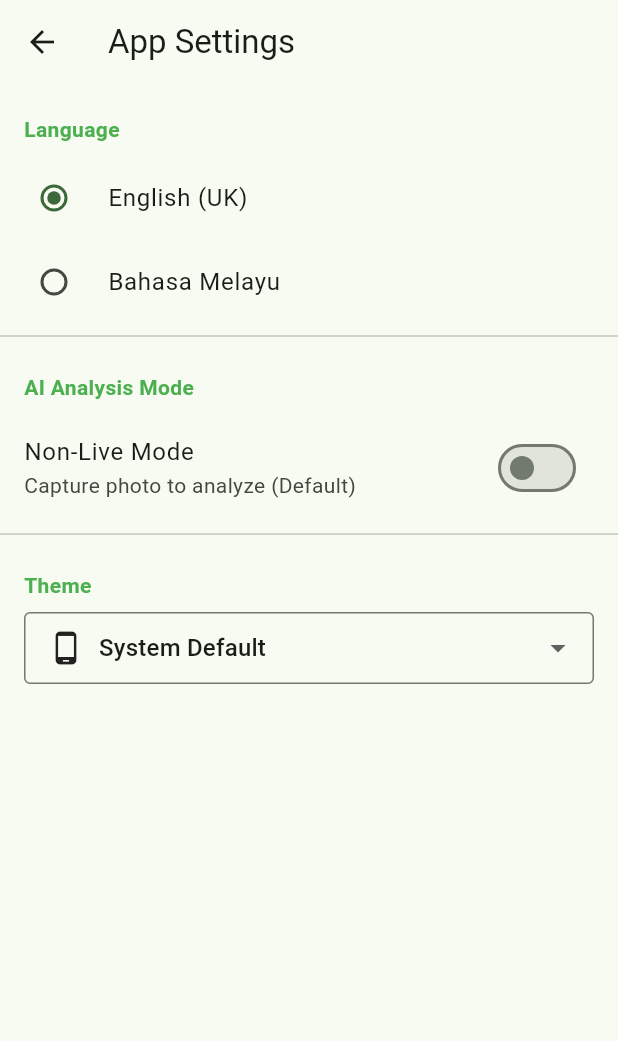
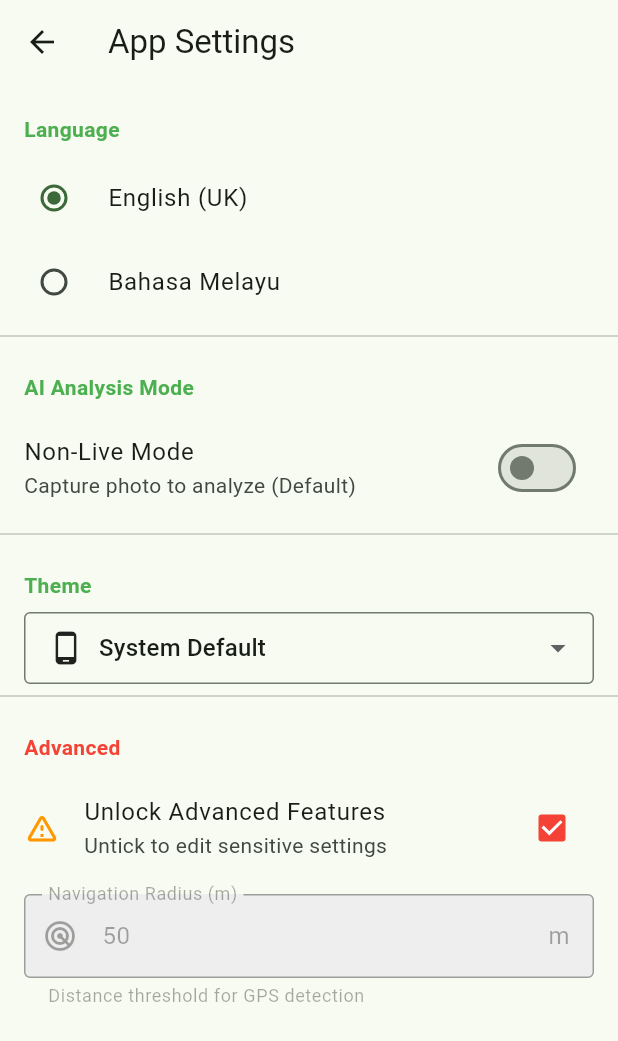
Before and after one commit to lkaixian/greenmalaysia, a Flutter app: the AppSettingsPage screen opened directly, on a phone screen of 412 x 824 dp. Shown: the top 1041 px of the screen. Run offline on Flutter 3.47's test engine with Material 3 defaults, Android fonts, the phone set to English and light mode, and no system bars; our stand-ins replace cloud_firestore, firebase_auth, firebase_core, flutter_dotenv, font_awesome_flutter, google_sign_in and 2 more; missing offline and left inert: mailer; accounts and stored records are empty.

Commit message:
Alpha 0.0.2.1

```diff
--- a/lib/app_settings.dart
+++ b/lib/app_settings.dart
@@ -1,31 +1,46 @@
 import 'package:flutter/material.dart';
+import 'package:flutter/services.dart'; // Required for number input
 import 'package:greenmalaysia/services/settings_service.dart';
-import 'package:greenmalaysia/l10n/app_localizations.dart'; // Import L10n
+import 'package:greenmalaysia/l10n/app_localizations.dart';
 
-class AppSettingsPage extends StatelessWidget {
+class AppSettingsPage extends StatefulWidget {
   const AppSettingsPage({super.key});
 
   @override
+  State<AppSettingsPage> createState() => _AppSettingsPageState();
+}
+
+class _AppSettingsPageState extends State<AppSettingsPage> {
+  // Local state for safety lock
+  bool _isLocked = true;
+  final TextEditingController _radiusController = TextEditingController();
+
+  @override
+  void initState() {
+    super.initState();
+    // Load current radius into controller
+    final settings = SettingsService();
+    _radiusController.text = settings.navRadius.toString();
+  }
+
+  @override
   Widget build(BuildContext context) {
-    // Access the settings singleton
     final settings = SettingsService();
 
-    // Use ListenableBuilder to rebuild JUST this page when settings change
     return ListenableBuilder(
       listenable: settings,
       builder: (context, child) {
-        // Initialize Localization helper
         final l10n = AppLocalizations.of(context)!;
 
         return Scaffold(
-          appBar: AppBar(title: Text(l10n.settingsTitle)), // Localized
+          appBar: AppBar(title: Text(l10n.settingsTitle)),
           body: ListView(
             children: [
               // 1. LANGUAGE OPTION
               Padding(
                 padding: const EdgeInsets.fromLTRB(16, 20, 16, 8),
                 child: Text(
-                  l10n.language, // Localized
+                  l10n.language,
                   style: const TextStyle(
                     fontWeight: FontWeight.bold,
                     color: Colors.green,
@@ -33,26 +48,27 @@ class AppSettingsPage extends StatelessWidget {
                 ),
               ),
               RadioListTile<String>(
-                title: Text(l10n.englishUK), // Localized
+                title: Text(l10n.englishUK),
                 value: 'en',
                 groupValue: settings.locale.languageCode,
                 onChanged: (val) =>
                     settings.updateLocale(const Locale('en', 'GB')),
               ),
               RadioListTile<String>(
-                title: Text(l10n.bahasaMelayu), // Localized
+                title: Text(l10n.bahasaMelayu),
                 value: 'ms',
                 groupValue: settings.locale.languageCode,
                 onChanged: (val) =>
                     settings.updateLocale(const Locale('ms', '')),
               ),
 
-              const Divider(), // ----------------------------------
+              const Divider(),
+
               // 2. AI ANALYSIS OPTION
               Padding(
                 padding: const EdgeInsets.fromLTRB(16, 16, 16, 8),
                 child: Text(
-                  l10n.aiAnalysisMode, // Localized
+                  l10n.aiAnalysisMode,
                   style: const TextStyle(
                     fontWeight: FontWeight.bold,
                     color: Colors.green,
@@ -61,33 +77,30 @@ class AppSettingsPage extends StatelessWidget {
               ),
               SwitchListTile(
                 title: Text(
-                  settings.isAiLiveMode
-                      ? l10n.liveMode
-                      : l10n.nonLiveMode, // Localized
+                  settings.isAiLiveMode ? l10n.liveMode : l10n.nonLiveMode,
                 ),
                 subtitle: Text(
                   settings.isAiLiveMode
                       ? l10n.liveModeSubtitle
-                      : l10n.nonLiveModeSubtitle, // Localized
+                      : l10n.nonLiveModeSubtitle,
                 ),
                 value: settings.isAiLiveMode,
                 onChanged: (val) => settings.updateAiMode(val),
               ),
 
-              const Divider(), // ----------------------------------
+              const Divider(),
+
               // 3. THEME OPTION
               Padding(
                 padding: const EdgeInsets.fromLTRB(16, 16, 16, 8),
                 child: Text(
-                  l10n.theme, // Localized
+                  l10n.theme,
                   style: const TextStyle(
                     fontWeight: FontWeight.bold,
                     color: Colors.green,
                   ),
                 ),
               ),
-
-              // Dropdown for Theme
               Padding(
                 padding: const EdgeInsets.symmetric(horizontal: 16.0),
                 child: DropdownButtonFormField<ThemeMode>(
@@ -106,7 +119,7 @@ class AppSettingsPage extends StatelessWidget {
                         children: [
                           const Icon(Icons.phone_android),
                           const SizedBox(width: 10),
-                          Text(l10n.systemDefault), // Localized
+                          Text(l10n.systemDefault),
                         ],
                       ),
                     ),
@@ -116,7 +129,7 @@ class AppSettingsPage extends StatelessWidget {
                         children: [
                           const Icon(Icons.light_mode),
                           const SizedBox(width: 10),
-                          Text(l10n.lightMode), // Localized
+                          Text(l10n.lightMode),
                         ],
                       ),
                     ),
@@ -126,7 +139,7 @@ class AppSettingsPage extends StatelessWidget {
                         children: [
                           const Icon(Icons.dark_mode),
                           const SizedBox(width: 10),
-                          Text(l10n.darkMode), // Localized
+                          Text(l10n.darkMode),
                         ],
                       ),
                     ),
@@ -136,6 +149,71 @@ class AppSettingsPage extends StatelessWidget {
                   },
                 ),
               ),
+
+              const Divider(),
+
+              // 4. ADVANCED SECTION (NEW)
+              Padding(
+                padding: const EdgeInsets.fromLTRB(16, 16, 16, 8),
+                child: Text(
+                  l10n.advanced, // Localized "Advanced"
+                  style: const TextStyle(
+                    fontWeight: FontWeight.bold,
+                    color: Colors.red, // Red to indicate caution
+                  ),
+                ),
+              ),
+
+              // A. Safety Toggle
+              CheckboxListTile(
+                secondary: const Icon(
+                  Icons.warning_amber_rounded,
+                  color: Colors.orange,
+                ),
+                title: Text(l10n.unlockAdvanced), // "Unlock Advanced Features"
+                subtitle: const Text("Untick to edit sensitive settings"),
+                value: _isLocked, // Ticked = Locked
+                activeColor: Colors.red,
+                onChanged: (bool? value) {
+                  setState(() {
+                    _isLocked = value ?? true;
+                  });
+                },
+              ),
+
+              // B. Radius Input
+              Padding(
+                padding: const EdgeInsets.symmetric(
+                  horizontal: 16.0,
+                  vertical: 8.0,
+                ),
+                child: TextField(
+                  controller: _radiusController,
+                  enabled: !_isLocked, // Disable if locked
+                  keyboardType: TextInputType.number,
+                  inputFormatters: [FilteringTextInputFormatter.digitsOnly],
+                  decoration: InputDecoration(
+                    labelText: l10n.radiusSet, // "Navigation Radius (m)"
+                    helperText: l10n.radiusHelp, // "Distance threshold..."
+                    suffixText: "m",
+                    border: const OutlineInputBorder(),
+                    filled: true,
+                    // Grey out background if locked
+                    fillColor: _isLocked ? Colors.grey[200] : null,
+                    prefixIcon: const Icon(Icons.radar),
+                  ),
+                  onChanged: (value) {
+                    if (value.isNotEmpty) {
+                      int? newVal = int.tryParse(value);
+                      if (newVal != null) {
+                        settings.updateNavRadius(newVal);
+                      }
+                    }
+                  },
+                ),
+              ),
+
+              const SizedBox(height: 50),
             ],
           ),
         );
--- a/lib/l10n/app_en.arb
+++ b/lib/l10n/app_en.arb
@@ -172,5 +172,10 @@
     "resetPasswordDesc": "Enter your email address. We will send you a link to create a new password.",
     "sendResetLink": "Send Reset Link",
     "resetEmailSent": "Reset link sent! Check your email.",
-    "cancel": "Cancel"
+    "cancel": "Cancel",
+
+    "advanced": "Advanced",
+    "unlockAdvanced": "Unlock Advanced Features",
+    "radiusSet": "Navigation Radius (m)",
+    "radiusHelp": "Distance threshold for GPS detection"
 }
--- a/lib/l10n/app_localizations.dart
+++ b/lib/l10n/app_localizations.dart
@@ -553,6 +553,30 @@ abstract class AppLocalizations {
   /// In en, this message translates to:
   /// **'Cancel'**
   String get cancel;
+
+  /// No description provided for @advanced.
+  ///
+  /// In en, this message translates to:
+  /// **'Advanced'**
+  String get advanced;
+
+  /// No description provided for @unlockAdvanced.
+  ///
+  /// In en, this message translates to:
+  /// **'Unlock Advanced Features'**
+  String get unlockAdvanced;
+
+  /// No description provided for @radiusSet.
+  ///
+  /// In en, this message translates to:
+  /// **'Navigation Radius (m)'**
+  String get radiusSet;
+
+  /// No description provided for @radiusHelp.
+  ///
+  /// In en, this message translates to:
+  /// **'Distance threshold for GPS detection'**
+  String get radiusHelp;
 }
 
 class _AppLocalizationsDelegate
--- a/lib/l10n/app_localizations_en.dart
+++ b/lib/l10n/app_localizations_en.dart
@@ -246,4 +246,16 @@ class AppLocalizationsEn extends AppLocalizations {
 
   @override
   String get cancel => 'Cancel';
+
+  @override
+  String get advanced => 'Advanced';
+
+  @override
+  String get unlockAdvanced => 'Unlock Advanced Features';
+
+  @override
+  String get radiusSet => 'Navigation Radius (m)';
+
+  @override
+  String get radiusHelp => 'Distance threshold for GPS detection';
 }
--- a/lib/l10n/app_localizations_ms.dart
+++ b/lib/l10n/app_localizations_ms.dart
@@ -246,4 +246,16 @@ class AppLocalizationsMs extends AppLocalizations {
 
   @override
   String get cancel => 'Batal';
+
+  @override
+  String get advanced => 'Lanjutan';
+
+  @override
+  String get unlockAdvanced => 'Buka Ciri Lanjutan';
+
+  @override
+  String get radiusSet => 'Jejari Navigasi (m)';
+
+  @override
+  String get radiusHelp => 'Had jarak untuk pengesanan GPS';
 }
--- a/lib/l10n/app_ms.arb
+++ b/lib/l10n/app_ms.arb
@@ -81,5 +81,10 @@
     "resetPasswordDesc": "Masukkan emel anda. Kami akan menghantar pautan untuk cipta kata laluan baru.",
     "sendResetLink": "Hantar Pautan",
     "resetEmailSent": "Pautan dihantar! Semak emel anda.",
-    "cancel": "Batal"
+    "cancel": "Batal",
+
+    "advanced": "Lanjutan",
+    "unlockAdvanced": "Buka Ciri Lanjutan",
+    "radiusSet": "Jejari Navigasi (m)",
+    "radiusHelp": "Had jarak untuk pengesanan GPS"
 }
--- a/lib/services/settings_service.dart
+++ b/lib/services/settings_service.dart
@@ -5,7 +5,7 @@ class SettingsService extends ChangeNotifier {
   // 1. Static final instance
   static final SettingsService _instance = SettingsService._internal();
 
-  // 2. Factory constructor (Explicitly returns SettingsService)
+  // 2. Factory constructor
   factory SettingsService() {
     return _instance;
   }
@@ -18,10 +18,14 @@ class SettingsService extends ChangeNotifier {
   ThemeMode _themeMode = ThemeMode.system;
   bool _isAiLiveMode = false;
 
+  // NEW: Navigation Radius (Default 50 meters)
+  int _navRadius = 50;
+
   // --- GETTERS ---
   Locale get locale => _locale;
   ThemeMode get themeMode => _themeMode;
   bool get isAiLiveMode => _isAiLiveMode;
+  int get navRadius => _navRadius; // NEW Getter
 
   // --- INITIALIZATION ---
   Future<void> loadSettings() async {
@@ -35,15 +39,19 @@ class SettingsService extends ChangeNotifier {
 
     // Load Theme
     String? themeName = prefs.getString('theme_mode');
-    if (themeName == 'light')
+    if (themeName == 'light') {
       _themeMode = ThemeMode.light;
-    else if (themeName == 'dark')
+    } else if (themeName == 'dark') {
       _themeMode = ThemeMode.dark;
-    else
+    } else {
       _themeMode = ThemeMode.system;
+    }
 
     // Load AI Mode
     _isAiLiveMode = prefs.getBool('ai_live_mode') ?? false;
+
+    // NEW: Load Radius
+    _navRadius = prefs.getInt('nav_radius') ?? 50;
 
     notifyListeners();
   }
@@ -75,4 +83,13 @@ class SettingsService extends ChangeNotifier {
     final prefs = await SharedPreferences.getInstance();
     await prefs.setBool('ai_live_mode', isLive);
   }
+
+  // NEW: Update Radius
+  Future<void> updateNavRadius(int newRadius) async {
+    if (_navRadius == newRadius) return;
+    _navRadius = newRadius;
+    notifyListeners();
+    final prefs = await SharedPreferences.getInstance();
+    await prefs.setInt('nav_radius', newRadius);
+  }
 }
```
